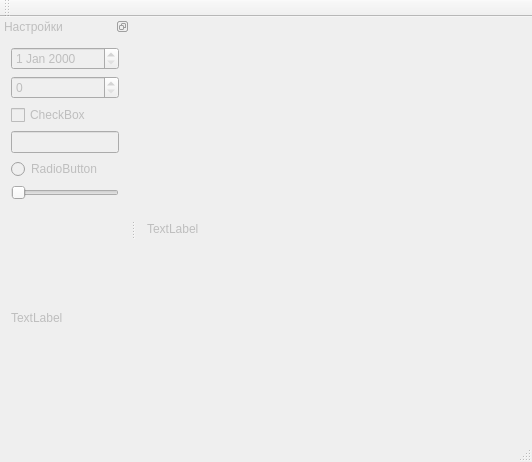
The window that mainwindow.ui (gurmaaan/AtlasKidney) describes before a commit, drawn with Qt 5.
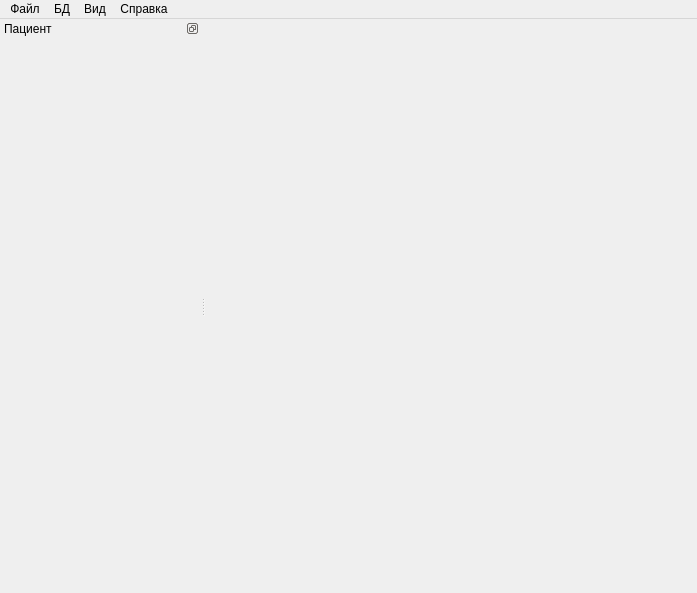
The same window after the commit. Icons and pictures are not drawn.

Commit message: создан image widget начата работа над основным окном БД

```diff
--- a/mainwindow.ui
+++ b/mainwindow.ui
@@ -6,8 +6,8 @@
    <rect>
     <x>0</x>
     <y>0</y>
-    <width>532</width>
-    <height>462</height>
+    <width>697</width>
+    <height>593</height>
    </rect>
   </property>
   <property name="windowTitle">
@@ -18,45 +18,60 @@
     <normaloff>:/icons/favicon.ico</normaloff>:/icons/favicon.ico</iconset>
   </property>
   <widget class="QWidget" name="centralWidget">
-   <layout class="QVBoxLayout" name="verticalLayout_2">
-    <item>
-     <widget class="QLabel" name="label">
-      <property name="enabled">
-       <bool>false</bool>
-      </property>
-      <property name="text">
-       <string>TextLabel</string>
-      </property>
-     </widget>
-    </item>
-   </layout>
+   <layout class="QVBoxLayout" name="verticalLayout_2"/>
   </widget>
   <widget class="QMenuBar" name="menuBar">
    <property name="geometry">
     <rect>
      <x>0</x>
      <y>0</y>
-     <width>532</width>
+     <width>697</width>
      <height>22</height>
     </rect>
    </property>
+   <widget class="QMenu" name="file_menu">
+    <property name="title">
+     <string>Файл</string>
+    </property>
+    <addaction name="quit_action"/>
+   </widget>
+   <widget class="QMenu" name="bd_menu">
+    <property name="title">
+     <string>БД</string>
+    </property>
+    <addaction name="previouspatient_action"/>
+    <addaction name="nextpatient_action"/>
+    <addaction name="separator"/>
+    <addaction name="disconnect_action"/>
+   </widget>
+   <widget class="QMenu" name="view_menu">
+    <property name="title">
+     <string>Вид</string>
+    </property>
+    <addaction name="zoom_out_action"/>
+    <addaction name="zoom_in_action"/>
+    <addaction name="fullscreen_action"/>
+   </widget>
+   <widget class="QMenu" name="info_menu">
+    <property name="title">
+     <string>Справка</string>
+    </property>
+    <addaction name="usermanual_action"/>
+    <addaction name="devmanual_action"/>
+    <addaction name="github_action"/>
+   </widget>
+   <addaction name="file_menu"/>
+   <addaction name="bd_menu"/>
+   <addaction name="view_menu"/>
+   <addaction name="info_menu"/>
   </widget>
-  <widget class="QToolBar" name="mainToolBar">
-   <attribute name="toolBarArea">
-    <enum>TopToolBarArea</enum>
-   </attribute>
-   <attribute name="toolBarBreak">
-    <bool>false</bool>
-   </attribute>
-  </widget>
-  <widget class="QStatusBar" name="statusBar"/>
-  <widget class="QDockWidget" name="settingsDock">
+  <widget class="QDockWidget" name="patient_dock">
    <property name="enabled">
-    <bool>false</bool>
+    <bool>true</bool>
    </property>
    <property name="minimumSize">
     <size>
-     <width>123</width>
+     <width>200</width>
      <height>238</height>
     </size>
    </property>
@@ -67,51 +82,13 @@
     <set>Qt::LeftDockWidgetArea|Qt::RightDockWidgetArea</set>
    </property>
    <property name="windowTitle">
-    <string>Настройки</string>
+    <string>Пациент</string>
    </property>
    <attribute name="dockWidgetArea">
     <number>1</number>
    </attribute>
    <widget class="QWidget" name="dockWidgetContents">
-    <layout class="QVBoxLayout" name="verticalLayout">
-     <item>
-      <widget class="QDateEdit" name="dateEdit"/>
-     </item>
-     <item>
-      <widget class="QSpinBox" name="spinBox"/>
-     </item>
-     <item>
-      <widget class="QCheckBox" name="checkBox">
-       <property name="text">
-        <string>CheckBox</string>
-       </property>
-      </widget>
-     </item>
-     <item>
-      <widget class="QLineEdit" name="lineEdit"/>
-     </item>
-     <item>
-      <widget class="QRadioButton" name="radioButton">
-       <property name="text">
-        <string>RadioButton</string>
-       </property>
-      </widget>
-     </item>
-     <item>
-      <widget class="QSlider" name="horizontalSlider">
-       <property name="orientation">
-        <enum>Qt::Horizontal</enum>
-       </property>
-      </widget>
-     </item>
-     <item>
-      <widget class="QLabel" name="label_2">
-       <property name="text">
-        <string>TextLabel</string>
-       </property>
-      </widget>
-     </item>
-    </layout>
+    <layout class="QVBoxLayout" name="verticalLayout"/>
    </widget>
   </widget>
  </widget>
```
Left out of the diff: 135 changed lines with no effect on the pictures. The commit also changes 4 other files.
